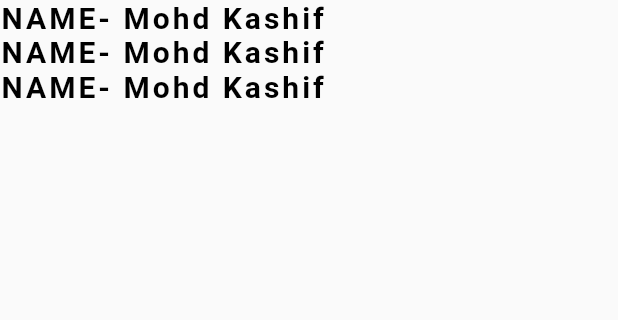
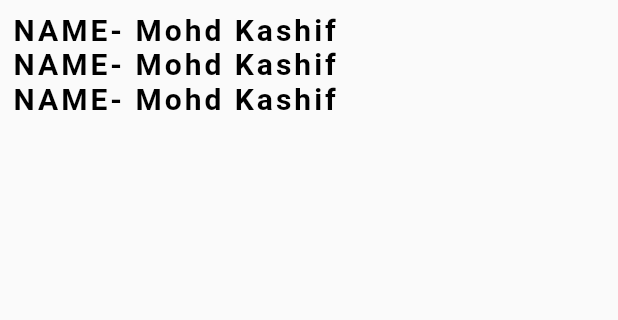
Before and after one commit to HEYKASHIF/ID-CARD-project-in-flutter, a Flutter app: the screen it shows after launch, on a phone screen of 412 x 824 dp, the part 84-404 px from its top. Run offline on Flutter 3.47's test engine with Material 2 defaults, Android fonts, the phone set to English and light mode, and no system bars.

Commit message:
27-march commit20

```diff
--- a/lib/pages/home_page.dart
+++ b/lib/pages/home_page.dart
@@ -19,7 +19,10 @@ class HomePage extends StatelessWidget {
         centerTitle: true,
         elevation: 0,
       ),
-      body: Column(
+      body: Padding(
+        padding: const EdgeInsets.all(8.0),
+        child: Column(
+          crossAxisAlignment: CrossAxisAlignment.start,
           children: [
             Text(
               "NAME- Mohd Kashif",
@@ -47,6 +50,7 @@ class HomePage extends StatelessWidget {
             ),
           ],
         ),
+      ),
     );
   }
 }
```
Lines whose indentation alone changed are shown as unchanged.
